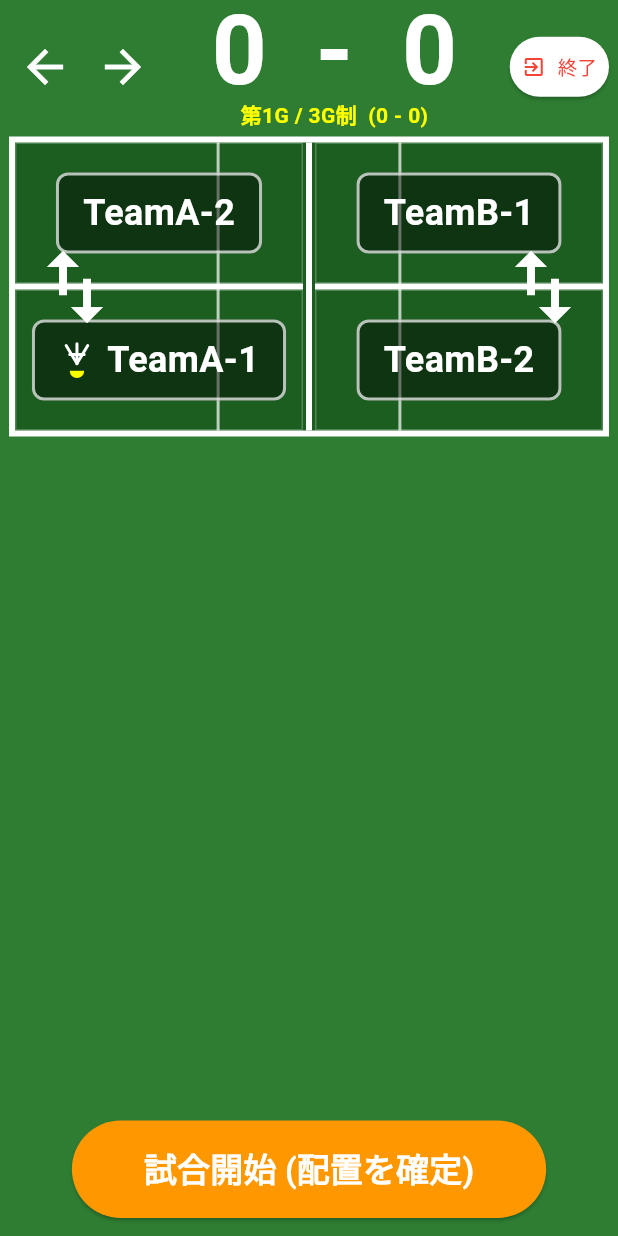
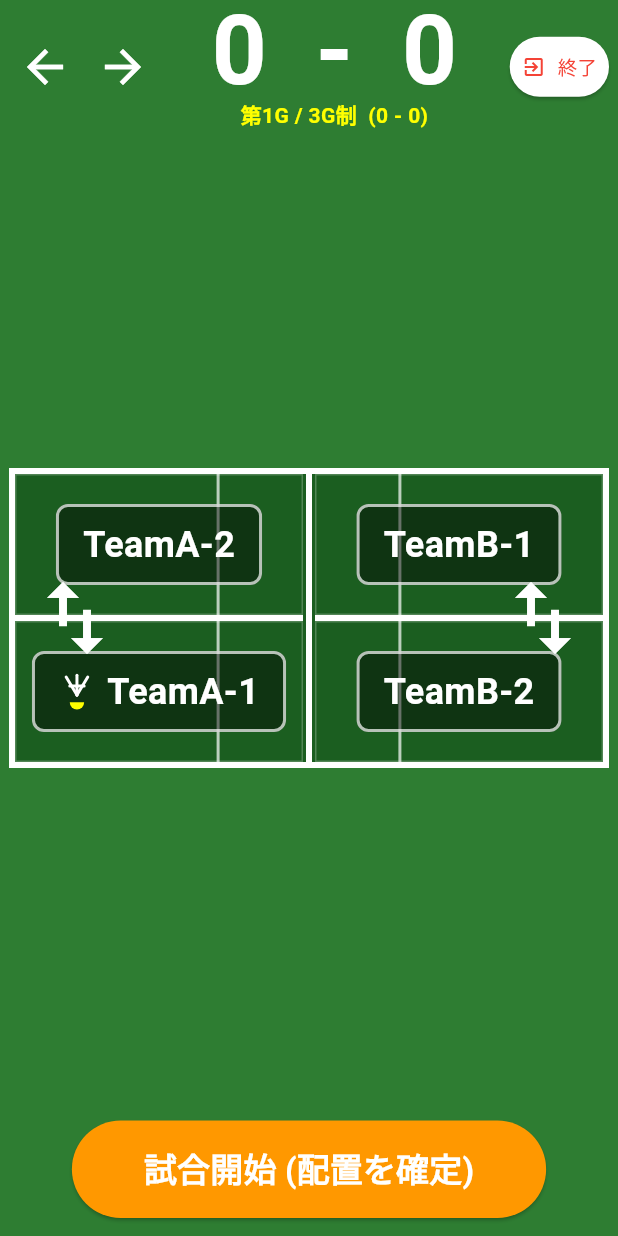
Before and after one commit to sslazio29-lab/CourtMaster, a Flutter app: the screen it shows after launch, after a tap on "コートへ進む", on a phone screen of 412 x 824 dp. Run offline on Flutter 3.47's test engine with Material 3 defaults, Android fonts, the phone set to English and light mode, and no system bars; our stand-ins replace freezed_annotation, pdf, printing, shared_preferences.

Commit message:
fix: match_screenのレスポンシブ化(コート画面再調整)

```diff
--- a/lib/screens/match_screen.dart
+++ b/lib/screens/match_screen.dart
@@ -241,12 +241,12 @@ class _MatchScreenState extends State<MatchScreen> {
     required int displayGameNumber,
     required bool isLandscape,
   }) {
-    // 戻る・進むアイコンのサイズ（縦：元の36、横：圧縮した24）
+    // 戻る・進むアイコンのサイズ
     final double iconSize = isLandscape ? 24.0 : 36.0;
 
     return Column(
       children: [
-        // ── ヘッダー ──
+        // ── ヘッダー（最上部） ──
         Padding(
           padding: const EdgeInsets.symmetric(horizontal: 6.0, vertical: 2.0),
           child: Row(
@@ -280,10 +280,10 @@ class _MatchScreenState extends State<MatchScreen> {
               ),
               const SizedBox(width: 8),
 
-              // ── スコア・ゲーム情報（縦横で完全にレイアウトを分ける） ──
+              // スコア・ゲーム情報
               Expanded(
                 child: isLandscape
-                    // 【横画面】今回完成した「1行に圧縮」する新レイアウト
+                    // 【横画面】1行にコンパクト化
                     ? FittedBox(
                         fit: BoxFit.scaleDown,
                         alignment: Alignment.center,
@@ -321,7 +321,7 @@ class _MatchScreenState extends State<MatchScreen> {
                           ],
                         ),
                       )
-                    // 【縦画面】元々最適化されていた「2段構えの大きな文字」レイアウト（完全復元）
+                    // 【縦画面】大きな文字で2段表示（元の最適化状態）
                     : Column(
                         mainAxisSize: MainAxisSize.min,
                         children: [
@@ -380,22 +380,35 @@ class _MatchScreenState extends State<MatchScreen> {
           ),
         ),
 
+        // ★ 改善：縦画面の時、コートを垂直中央に寄せるための上部スペーサー
+        if (!isLandscape) const Spacer(),
+
         // ── コート ──
-        // 縦横で制御を変える。横画面はExpandedで最大化、縦画面はアスペクト比を固定して間延びを防ぐ。
+        if (isLandscape)
+          // 横画面：Expandedで残りスペースを使い切る
+          Expanded(
+            child: Padding(
+              padding: const EdgeInsets.symmetric(
+                horizontal: 6.0,
+                vertical: 2.0,
+              ),
+              child: _buildCourt(state, settings),
+            ),
+          )
+        else
+          // 縦画面：AspectRatio(2.0)で比率を維持しつつ、上下をスペーサーで挟む
           Padding(
             padding: const EdgeInsets.symmetric(horizontal: 6.0, vertical: 2.0),
-          child: isLandscape
-              ? Expanded(child: _buildCourt(state, settings))
-              : AspectRatio(
-                  aspectRatio: 2.0, // 縦画面時は横幅の半分を高さとする（自然なコート比率）
+            child: AspectRatio(
+              aspectRatio: 2.0,
               child: _buildCourt(state, settings),
             ),
           ),
 
-        // 縦画面の時のみ、コートとボタンの間に余白（Spacer）を入れて下部の空きスペースを吸収する
+        // ★ 改善：縦画面の時、コートの下にもスペーサー（上下均等で中央配置）
         if (!isLandscape) const Spacer(),
 
-        // ── 得点ボタン / 試合開始ボタン（パディングとサイズを縦横で自動調整） ──
+        // ── 得点ボタン / 試合開始ボタン（最下部） ──
         Padding(
           padding: EdgeInsets.symmetric(
             horizontal: 8.0,
```
Lines whose indentation alone changed are shown as unchanged.
